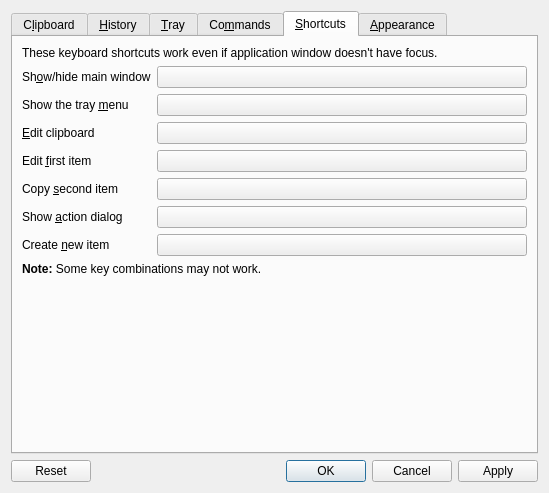
Qt form src/ui/configurationmanager.ui (hluk/CopyQ) before a commit.
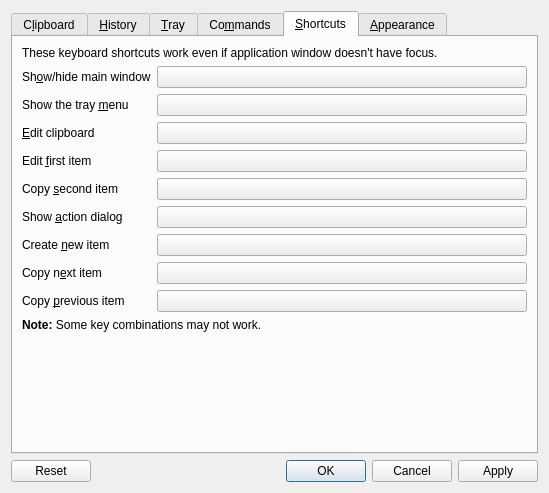
The same form after that commit. The open tabs and pages were chosen to show the change. Icons and pictures are not drawn. Custom widgets are drawn as their Qt base class.

Commit message: Move next/previous item to clipboard and keep item order

```diff
--- a/src/ui/configurationmanager.ui
+++ b/src/ui/configurationmanager.ui
@@ -786,6 +786,46 @@
              </property>
             </widget>
            </item>
+           <item row="7" column="0">
+            <widget class="QLabel" name="label_7">
+             <property name="text">
+              <string>Copy n&amp;ext item</string>
+             </property>
+             <property name="buddy">
+              <cstring>pushButton_8</cstring>
+             </property>
+            </widget>
+           </item>
+           <item row="7" column="1">
+            <widget class="QPushButton" name="pushButton_8">
+             <property name="toolTip">
+              <string>Copy next item from current tab to clipboard</string>
+             </property>
+             <property name="text">
+              <string/>
+             </property>
+            </widget>
+           </item>
+           <item row="8" column="0">
+            <widget class="QLabel" name="label_10">
+             <property name="text">
+              <string>Copy &amp;previous item</string>
+             </property>
+             <property name="buddy">
+              <cstring>pushButton_9</cstring>
+             </property>
+            </widget>
+           </item>
+           <item row="8" column="1">
+            <widget class="QPushButton" name="pushButton_9">
+             <property name="toolTip">
+              <string>Copy previous item from current tab to clipboard</string>
+             </property>
+             <property name="text">
+              <string/>
+             </property>
+            </widget>
+           </item>
           </layout>
          </item>
          <item row="3" column="0">
```
Left out of the diff: 146 changed lines with no effect on the pictures. The commit also changes 8 other files.
